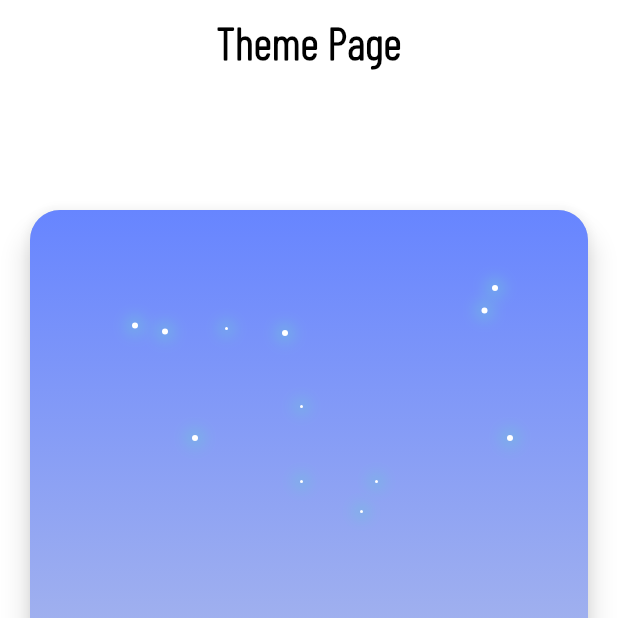
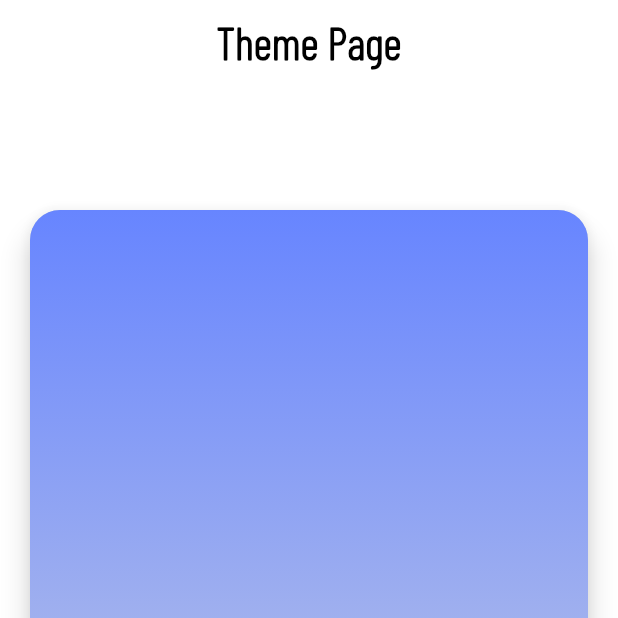
Before and after one commit to Tetoji/Flutter-Udemy-Course, a Flutter app: the ThemaAnimationPage screen opened directly, on a phone screen of 412 x 824 dp, the top half of it. Run offline on Flutter 3.47's test engine with Material 3 defaults, Android fonts, the phone set to English and light mode, and no system bars; drawn by our look-alikes of auto_size_text.

Commit message:
stars darkmode

```diff
--- a/udemy_app/lib/presentation/theme_animation/animation_widgets/stars.dart
+++ b/udemy_app/lib/presentation/theme_animation/animation_widgets/stars.dart
@@ -1,4 +1,6 @@
 import 'package:flutter/material.dart';
+import 'package:provider/provider.dart';
+import 'package:udemy_app/application/theme_service.dart';
 
 class Stars extends StatelessWidget {
   const Stars({super.key});
@@ -53,3 +55,114 @@ class StarsBig extends StatelessWidget {
     );
   }
 }
+
+class StarPicture extends StatelessWidget {
+  const StarPicture({super.key});
+
+  @override
+  Widget build(BuildContext context) {
+    return Consumer<ThemeService>(
+      builder: (context, themeService, child) {
+        return Stack(
+          children: [
+            Positioned(
+              right: 60,
+              child: AnimatedOpacity(
+                  opacity: themeService.isDarkModeOn ? 1 : 0,
+                  duration: const Duration(microseconds: 300),
+                  child: const StarsBig()),
+            ),
+            Positioned(
+              top: 15,
+              right: 67,
+              child: AnimatedOpacity(
+                  opacity: themeService.isDarkModeOn ? 1 : 0,
+                  duration: const Duration(microseconds: 300),
+                  child: const StarsBig()),
+            ),
+            Positioned(
+              top: 30,
+              right: 200,
+              child: AnimatedOpacity(
+                  opacity: themeService.isDarkModeOn ? 1 : 0,
+                  duration: const Duration(microseconds: 300),
+                  child: const StarsBig()),
+            ),
+            Positioned(
+              top: 28,
+              right: 240,
+              child: AnimatedOpacity(
+                  opacity: themeService.isDarkModeOn ? 1 : 0,
+                  duration: const Duration(microseconds: 300),
+                  child: const Stars()),
+            ),
+            Positioned(
+              top: 29,
+              right: 280,
+              child: AnimatedOpacity(
+                  opacity: themeService.isDarkModeOn ? 1 : 0,
+                  duration: const Duration(microseconds: 300),
+                  child: const StarsBig()),
+            ),
+            Positioned(
+              top: 25,
+              right: 300,
+              child: AnimatedOpacity(
+                  opacity: themeService.isDarkModeOn ? 1 : 0,
+                  duration: const Duration(microseconds: 300),
+                  child: const StarsBig()),
+            ),
+            Positioned(
+              top: 150,
+              right: 150,
+              child: AnimatedOpacity(
+                  opacity: themeService.isDarkModeOn ? 1 : 0,
+                  duration: const Duration(microseconds: 300),
+                  child: const Stars()),
+            ),
+            Positioned(
+              top: 130,
+              right: 140,
+              child: AnimatedOpacity(
+                  opacity: themeService.isDarkModeOn ? 1 : 0,
+                  duration: const Duration(microseconds: 300),
+                  child: const Stars()),
+            ),
+            Positioned(
+              top: 130,
+              right: 190,
+              child: AnimatedOpacity(
+                  opacity: themeService.isDarkModeOn ? 1 : 0,
+                  duration: const Duration(microseconds: 300),
+                  child: const Stars()),
+            ),
+            Positioned(
+              top: 100,
+              right: 260,
+              child: AnimatedOpacity(
+                  opacity: themeService.isDarkModeOn ? 1 : 0,
+                  duration: const Duration(microseconds: 300),
+                  child: const StarsBig()),
+            ),
+            Positioned(
+              top: 80,
+              right: 190,
+              child: AnimatedOpacity(
+                  opacity: themeService.isDarkModeOn ? 1 : 0,
+                  duration: const Duration(microseconds: 300),
+                  child: const Stars()),
+            ),
+            Positioned(
+              top: 100,
+              right: 50,
+              child: AnimatedOpacity(
+                  opacity: themeService.isDarkModeOn ? 1 : 0,
+                  duration: const Duration(microseconds: 300),
+                  child: const StarsBig()),
+            ),
+          ],
+        );
+      },
+    );
+  }
+}
--- a/udemy_app/lib/presentation/theme_animation/theme_animation_page.dart
+++ b/udemy_app/lib/presentation/theme_animation/theme_animation_page.dart
@@ -1,5 +1,3 @@
-import 'dart:math';
-
 import 'package:auto_size_text/auto_size_text.dart';
 import 'package:flutter/material.dart';
 import 'package:provider/provider.dart';
@@ -62,65 +60,7 @@ class ThemaAnimationPage extends StatelessWidget {
                   //! lower half
                   child: Stack(
                     children: [
-                      const Positioned(
-                        right: 60,
-                        child: StarsBig(),
-                      ),
-                      const Positioned(
-                        top: 15,
-                        right: 67,
-                        child: StarsBig(),
-                      ),
-                      const Positioned(
-                        top: 30,
-                        right: 200,
-                        child: StarsBig(),
-                      ),
-                      const Positioned(
-                        top: 28,
-                        right: 240,
-                        child: Stars(),
-                      ),
-                      const Positioned(
-                        top: 29,
-                        right: 280,
-                        child: StarsBig(),
-                      ),
-                      const Positioned(
-                        top: 25,
-                        right: 300,
-                        child: StarsBig(),
-                      ),
-                      const Positioned(
-                        top: 150,
-                        right: 150,
-                        child: Stars(),
-                      ),
-                      const Positioned(
-                        top: 130,
-                        right: 140,
-                        child: Stars(),
-                      ),
-                      const Positioned(
-                        top: 130,
-                        right: 190,
-                        child: Stars(),
-                      ),
-                      const Positioned(
-                        top: 100,
-                        right: 260,
-                        child: StarsBig(),
-                      ),
-                      const Positioned(
-                        top: 80,
-                        right: 190,
-                        child: Stars(),
-                      ),
-                      const Positioned(
-                        top: 100,
-                        right: 50,
-                        child: StarsBig(),
-                      ),
+                      const StarPicture(),
                       AnimatedPadding(
                         padding: EdgeInsets.only(
                             top: themeService.isDarkModeOn ? 200 : 150),
```
